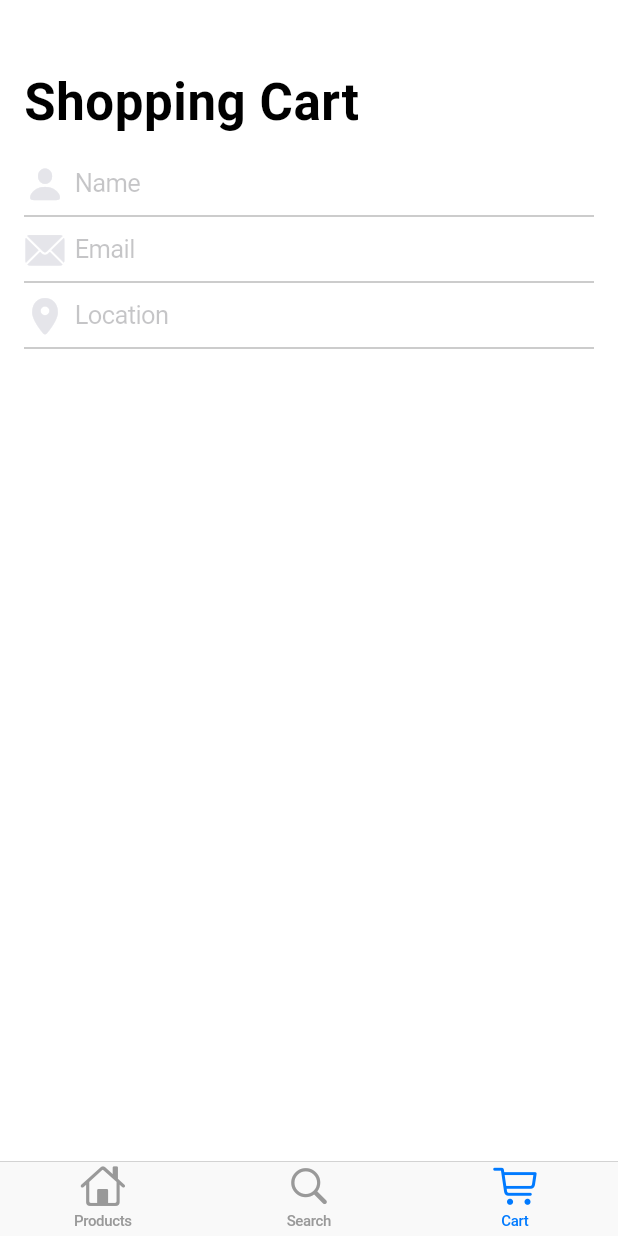
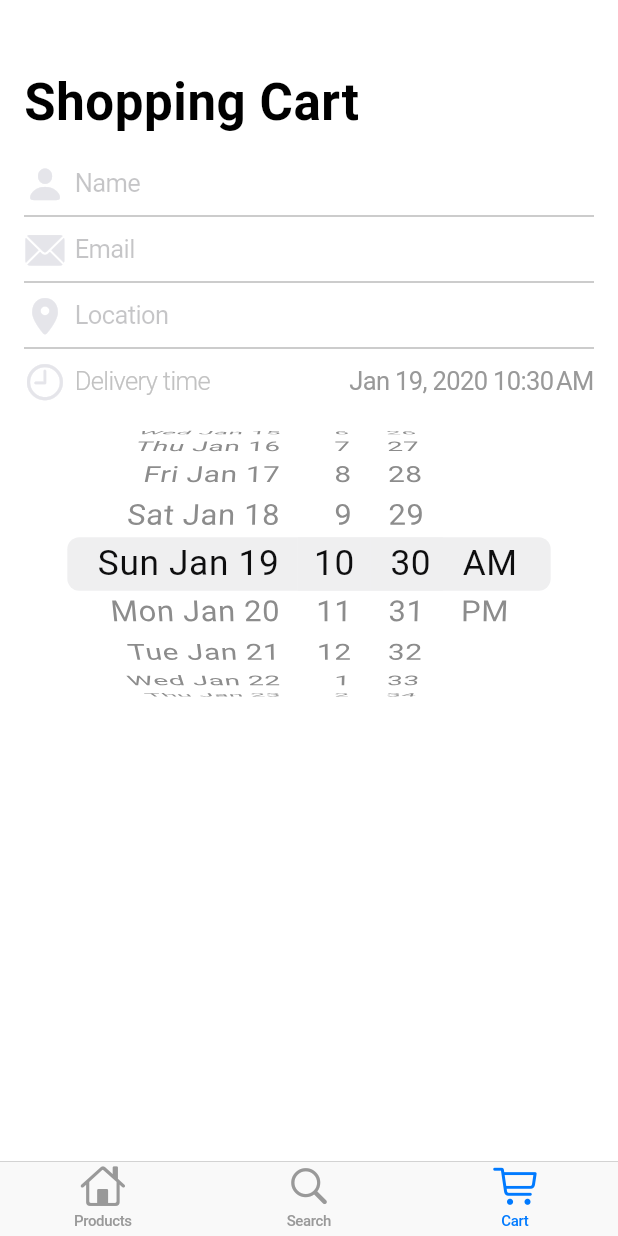
Before and after one commit to faizmokhtar/ToyFlutterCupertino, a Flutter app: the screen it shows after launch, item 3 of the bottom bar chosen, on a phone screen of 412 x 824 dp. Run offline on Flutter 3.47's test engine with Material 2 defaults, Android fonts, the phone set to English and light mode, and no system bars.

Commit message:
add date picker

```diff
--- a/lib/shopping_cart_tab.dart
+++ b/lib/shopping_cart_tab.dart
@@ -1,7 +1,13 @@
 import 'package:flutter/cupertino.dart';
+import 'package:intl/intl.dart';
+import 'package:scoped_model/scoped_model.dart';
 import 'package:provider/provider.dart';
 
 import 'model/app_state_model.dart';
+import 'model/product.dart';
+import 'styles.dart';
+
+const double _kDateTimePickerHeight = 216;
 
 class ShoppingCartTab extends StatefulWidget {
   @override
@@ -90,6 +96,49 @@ class _ShoppingCartTabState extends State<ShoppingCartTab> {
     );
   }
 
+  Widget _buildDateAndTimePicker(BuildContext context) {
+    return Column(
+      children: <Widget>[
+        Row(
+          mainAxisAlignment: MainAxisAlignment.spaceBetween,
+          children: <Widget>[
+            Row(
+              mainAxisAlignment: MainAxisAlignment.start,
+              children: const <Widget>[
+                Icon(
+                  CupertinoIcons.clock,
+                  color: CupertinoColors.lightBackgroundGray,
+                  size: 28,
+                ),
+                SizedBox(width: 6),
+                Text(
+                  'Delivery time',
+                  style: Styles.deliveryTimeLabel,
+                ),
+              ],
+            ),
+            Text(
+              DateFormat.yMMMd().add_jm().format(dateTime),
+              style: Styles.deliveryTime,
+            ),
+          ],
+        ),
+        Container(
+          height: _kDateTimePickerHeight,
+          child: CupertinoDatePicker(
+            mode: CupertinoDatePickerMode.dateAndTime,
+            initialDateTime: dateTime,
+            onDateTimeChanged: (newDateTime) {
+              setState(() {
+                dateTime = newDateTime;
+              });
+            },
+          ),
+        ),
+      ],
+    );
+  }
+
   SliverChildBuilderDelegate _buildSliverChildBuilderDelegate(
       AppStateModel model) {
     return SliverChildBuilderDelegate(
@@ -109,6 +158,11 @@ class _ShoppingCartTabState extends State<ShoppingCartTab> {
             return Padding(
               padding: const EdgeInsets.symmetric(horizontal: 16),
               child: _buildLocationField(),
+            );
+          case 3:
+            return Padding(
+              padding: const EdgeInsets.fromLTRB(16, 8, 16, 24),
+              child: _buildDateAndTimePicker(context),
             );
           default:
           // Do nothing. For now.
--- a/pubspec.yaml
+++ b/pubspec.yaml
@@ -26,6 +26,7 @@ dependencies:
   intl: ^0.15.7
   provider: ^2.0.0+1
   shrine_images: ^1.0.0
+  scoped_model: ^1.0.1
 
 dev_dependencies:
   pedantic: ^1.4.0
```
Also changed, not shown: pubspec.lock.
